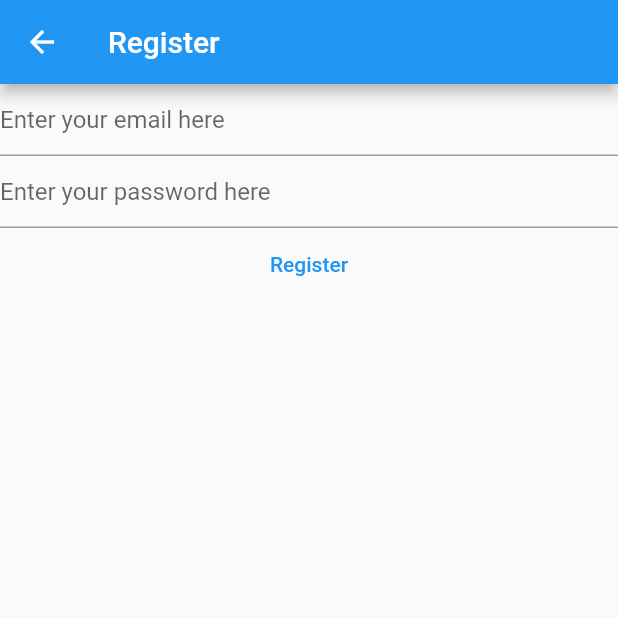
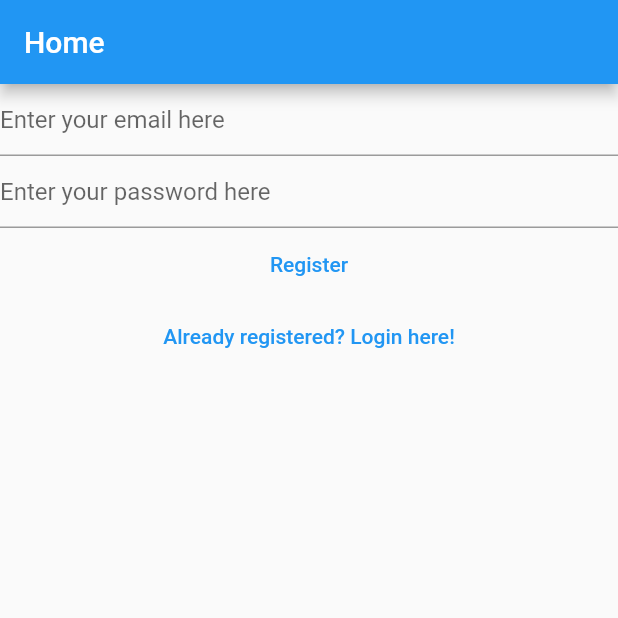
Before and after one commit to attaf-riski/attafnotes, a Flutter app: the RegisterView screen opened directly, on a phone screen of 412 x 824 dp, the top half of it. Run offline on Flutter 3.47's test engine with Material 2 defaults, Android fonts, the phone set to English and light mode, and no system bars; our stand-ins replace firebase_auth, firebase_core; accounts and stored records are empty.

Commit message:
step-2-12:00:00

```diff
--- a/lib/views/register_view.dart
+++ b/lib/views/register_view.dart
@@ -33,30 +33,21 @@ class _RegisterViewState extends State<RegisterView> {
   @override
   Widget build(BuildContext context) {
     return Scaffold(
-        appBar: AppBar(
-          title: const Text('Register'),
-        ),
-        body: FutureBuilder(
-          future: Firebase.initializeApp(
-            options: DefaultFirebaseOptions.currentPlatform,
-          ),
-          builder: (BuildContext context, AsyncSnapshot<dynamic> snapshot) {
-            switch (snapshot.connectionState) {
-              case ConnectionState.done:
-                return Column(
+      appBar: AppBar(title: const Text('Home')),
+      body: Column(
         children: [
           TextField(
             controller: _email,
-                      decoration: const InputDecoration(
-                          hintText: 'Enter your email here'),
+            decoration:
+                const InputDecoration(hintText: 'Enter your email here'),
             keyboardType: TextInputType.emailAddress,
             enableSuggestions: false,
             autocorrect: false,
           ),
           TextField(
             controller: _password,
-                      decoration: const InputDecoration(
-                          hintText: 'Enter your password here'),
+            decoration:
+                const InputDecoration(hintText: 'Enter your password here'),
             obscureText: true,
             enableSuggestions: false,
             autocorrect: false,
@@ -83,12 +74,14 @@ class _RegisterViewState extends State<RegisterView> {
                 }
               },
               child: const Text('Register')),
+          TextButton(
+              onPressed: () {
+                Navigator.of(context)
+                    .pushNamedAndRemoveUntil("/login/", (route) => false);
+              },
+              child: Text('Already registered? Login here!'))
         ],
+      ),
     );
-              default:
-                return const Text('Loading...');
-            }
-          },
-        ));
   }
 }
```
Also changed, not shown: lib/main.dart (+14 -16 lines), lib/views/login_view.dart (+13 -21 lines), lib/views/verify_email_view.dart (added, +26 -0 lines). Lines whose indentation alone changed are shown as unchanged.
